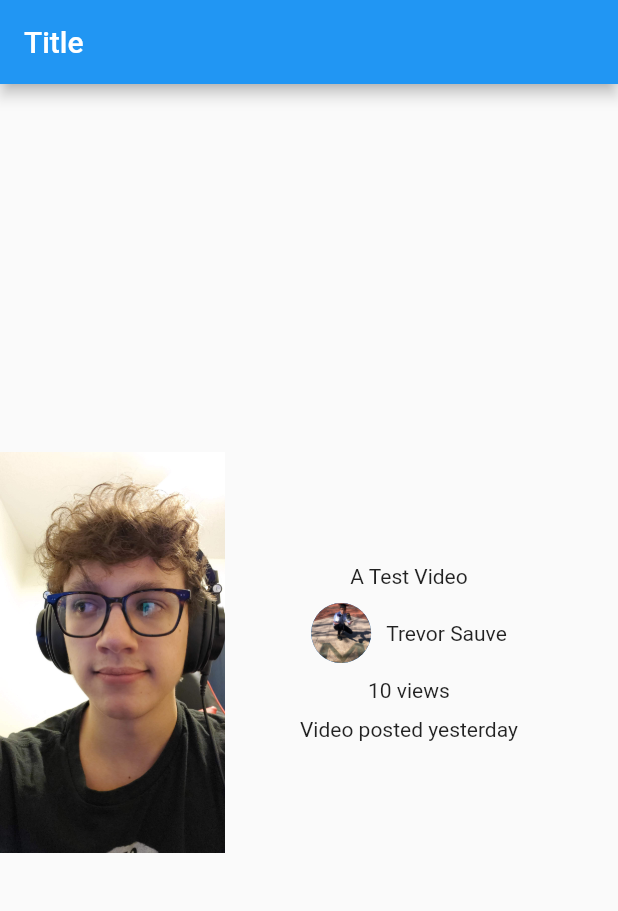
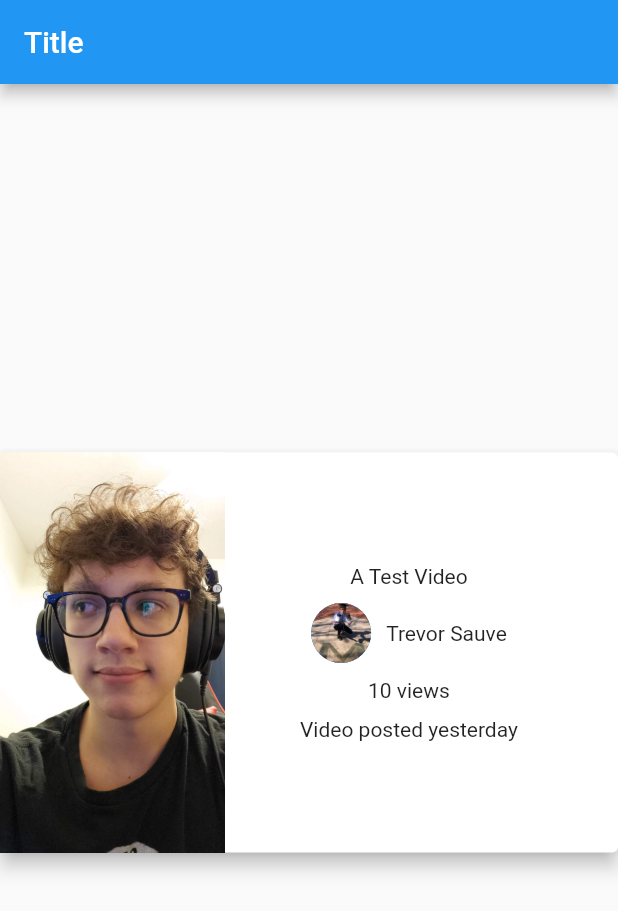
Before and after one commit to tsauve/social-media, a Flutter app: the screen it shows after launch, on a phone screen of 412 x 824 dp. Shown: the top 911 px of the screen. Run offline on Flutter 3.47's test engine with Material 2 defaults, Android fonts, the phone set to English and light mode, and no system bars.

Commit message:
Changed constructors, added tagline, working on video card

```diff
--- a/lib/Models/profile.dart
+++ b/lib/Models/profile.dart
@@ -1,19 +1,18 @@
 import 'package:flutter/material.dart';
 
-class Profile{
-  String profileName;
-  AssetImage profilePicture;
+class Profile {
+  final String profileName;
+  final AssetImage profilePicture;
+  final String tagline;
 
-  Profile(String profileName, AssetImage profilePicture){
-    this.profileName = profileName;
-    this.profilePicture = profilePicture;
-  }
+  Profile(this.profileName, this.profilePicture,
+      {this.tagline = "Welcome to my youry"});
 
-  String getName(){
+  String getName() {
     return this.profileName;
   }
 
-  AssetImage getPicture(){
+  AssetImage getPicture() {
     return this.profilePicture;
   }
 }
--- a/lib/Models/video.dart
+++ b/lib/Models/video.dart
@@ -1,21 +1,16 @@
 import 'package:flutter/material.dart';
 import 'package:social_media/Models/profile.dart';
 
-class Video{
-  AssetImage thumbnail;
-  int viewCount;
-  DateTime uploadDate;
-  String videoTitle;
-  Profile profile;
+class Video {
+  final AssetImage thumbnail;
+  final int viewCount;
+  //final DateTime uploadDate;
+  final String videoTitle;
+  final Profile profile;
 
-  Video(AssetImage thumbnail, int viewCount, String videoTitle, Profile profile) {
-    this.thumbnail = thumbnail;
-    this.viewCount = viewCount;
-    this.videoTitle = videoTitle;
-    this.profile = profile;
-  }
+  Video(this.thumbnail, this.viewCount, this.videoTitle, this.profile);
 
-  String getViewCount(){
+  String getViewCount() {
     return viewCount.toString();
   }
 }
--- a/lib/Views/post.dart
+++ b/lib/Views/post.dart
@@ -3,44 +3,78 @@ import 'package:social_media/Models/video.dart';
 import 'package:social_media/Models/profile.dart';
 
 class Post extends StatelessWidget {
-  Post({this.video});
+  final Video video;
 
-  final Video video;
+  Post(this.video);
 
   @override
   Widget build(BuildContext context) {
-    return Container(
+    return videoInfo();
+  }
+
+  Widget videoInfo() {
+    return Card(
       margin: EdgeInsets.only(bottom: 10),
       child: Row(children: <Widget>[
-          Image(image: video.thumbnail, width: 150),
-          SizedBox(
-            width: 50,
-          ),
+        videoThumbnail(),
+        horizontalSpacing(),
         Column(
           children: <Widget>[
-              Text(video.videoTitle),
-              SizedBox(
-                height: 10,
-              ),
+            videoTitle(),
+            verticalSpacing(),
             Row(
               children: <Widget>[
-                  CircleAvatar(
-                    backgroundImage: video.profile.profilePicture,
-                  ),
-                  SizedBox(width: 10),
-                  Text(video.profile.profileName),
+                profilePicture(),
+                horizontalSpacing(10),
+                profileName(),
               ],
             ),
-              SizedBox(
-                height: 10,
-              ),
-              Text(video.getViewCount() + " views"),
-              SizedBox(
-                height: 10,
-              ),
-              Text("Video posted yesterday"),
+            verticalSpacing(),
+            viewCount(),
+            verticalSpacing(),
+            timestamp(),
           ],
         )
-        ]));
+      ]),
+      elevation: 5,
+    );
+  }
+
+  Widget horizontalSpacing([double spacing = 50]) {
+    return SizedBox(
+      width: spacing,
+    );
+  }
+
+  Widget verticalSpacing([double spacing = 10]) {
+    return SizedBox(
+      height: spacing,
+    );
+  }
+
+  Widget videoThumbnail() {
+    return Container(child: Image(image: video.thumbnail, width: 150));
+  }
+
+  Widget videoTitle() {
+    return Text(video.videoTitle);
+  }
+
+  Widget profilePicture() {
+    return CircleAvatar(
+      backgroundImage: video.profile.profilePicture,
+    );
+  }
+
+  Widget profileName() {
+    return Text(video.profile.profileName);
+  }
+
+  Widget viewCount() {
+    return Text(video.getViewCount() + " views");
+  }
+
+  Widget timestamp() {
+    return Text("Video posted yesterday");
   }
 }
--- a/lib/main.dart
+++ b/lib/main.dart
@@ -43,7 +43,7 @@ class _MyHomePageState extends State<MyHomePage> {
   List<Widget> getVideos() {
     List<Video> videos = makeVideos();
     List<Widget> posts = [];
-    posts.add(Post(video: videos[0]));
+    posts.add(new Post(videos[0]));
     return posts;
   }
 
```
Lines whose indentation alone changed are shown as unchanged.
